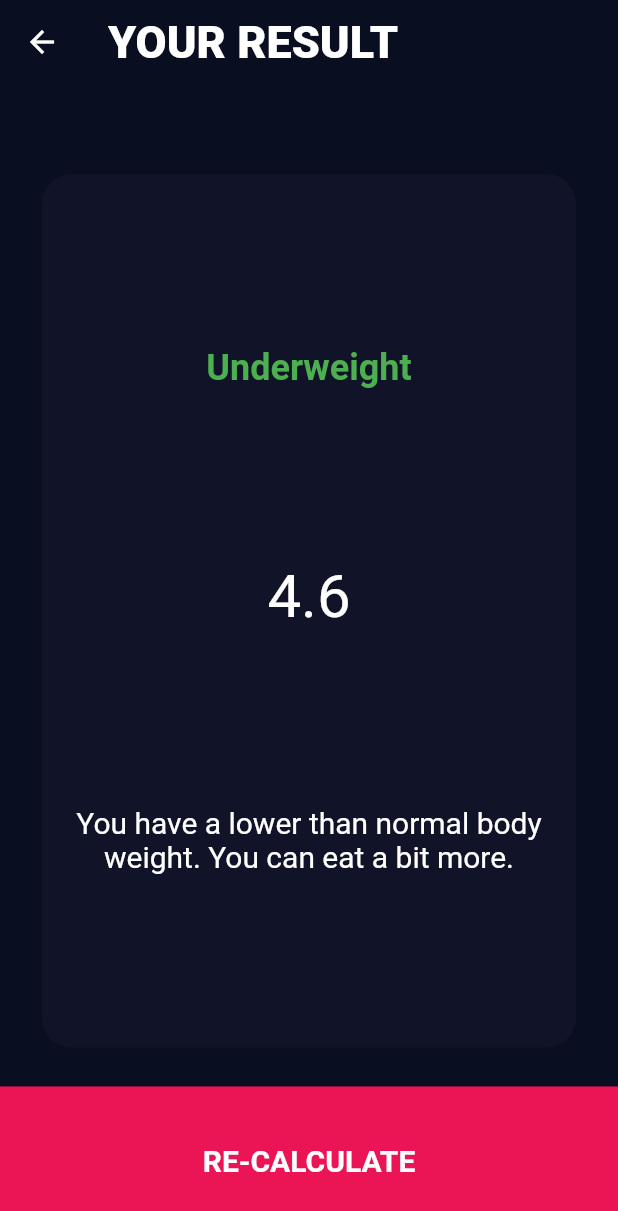
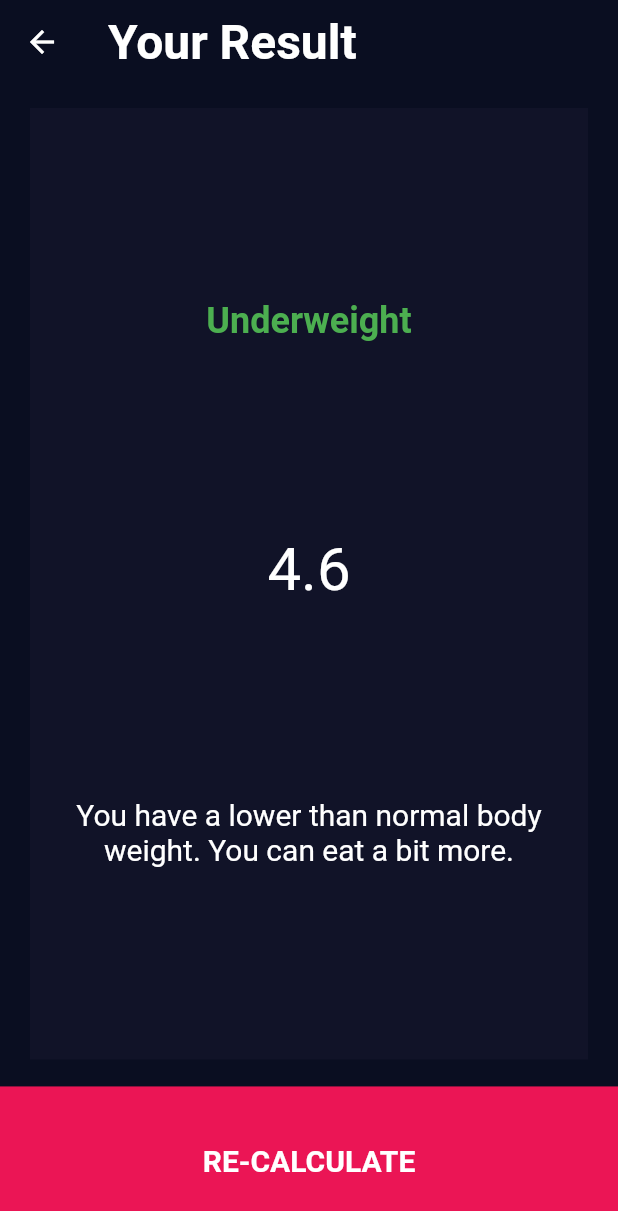
Before and after one commit to sonivenali/BMI-Calculator, a Flutter app: the screen it shows after launch, after a tap on "CALCULATE", on a phone screen of 412 x 824 dp. Shown: the top 1211 px of the screen. Run offline on Flutter 3.47's test engine with Material 2 defaults, Android fonts, the phone set to English and light mode, and no system bars; our stand-ins replace font_awesome_flutter.

Commit message:
Completed BMI App

```diff
--- a/lib/input_page.dart
+++ b/lib/input_page.dart
@@ -51,7 +51,7 @@ class _InputPageState extends State<InputPage> {
                     color: Color(0xFF111328),
                     borderRadius: BorderRadius.circular(10)),
                 child: Padding(
-                  padding: const EdgeInsets.all(8.0),
+                  padding: const EdgeInsets.all(16),
                   child: Column(
                     children: [
                       Text(
@@ -63,7 +63,7 @@ class _InputPageState extends State<InputPage> {
                             fontSize: 18),
                       ),
                       Padding(
-                        padding: const EdgeInsets.all(8.0),
+                        padding: const EdgeInsets.all(8),
                         child: Row(
                           mainAxisAlignment: MainAxisAlignment.center,
                           crossAxisAlignment: CrossAxisAlignment.baseline,
--- a/lib/result_page.dart
+++ b/lib/result_page.dart
@@ -19,8 +19,8 @@ class _ResultPageState extends State<ResultPage> {
         appBar: AppBar(
           elevation: 0,
           title: Text(
-            "YOUR RESULT",
-            style: TextStyle(fontSize: 30,fontWeight: FontWeight.w800),
+            "Your Result",
+            style: TextStyle(fontSize: 32,fontWeight: FontWeight.w600),
           ),
         ),
         body: Column(
@@ -28,12 +28,9 @@ class _ResultPageState extends State<ResultPage> {
             Expanded(
               flex: 6,
               child: Padding(
-                padding: const EdgeInsets.fromLTRB(28, 60, 28, 16),
+                padding: const EdgeInsets.fromLTRB(20, 16, 20, 8),
                 child: Container(
                   decoration: BoxDecoration(
-                    borderRadius: BorderRadius.circular(
-                      20,
-                    ),
                     color: Color(0xFF111328),
                   ),
                   child: Column(
```
Also changed, not shown: lib/calculator_brain.dart (line endings or trailing spaces).
